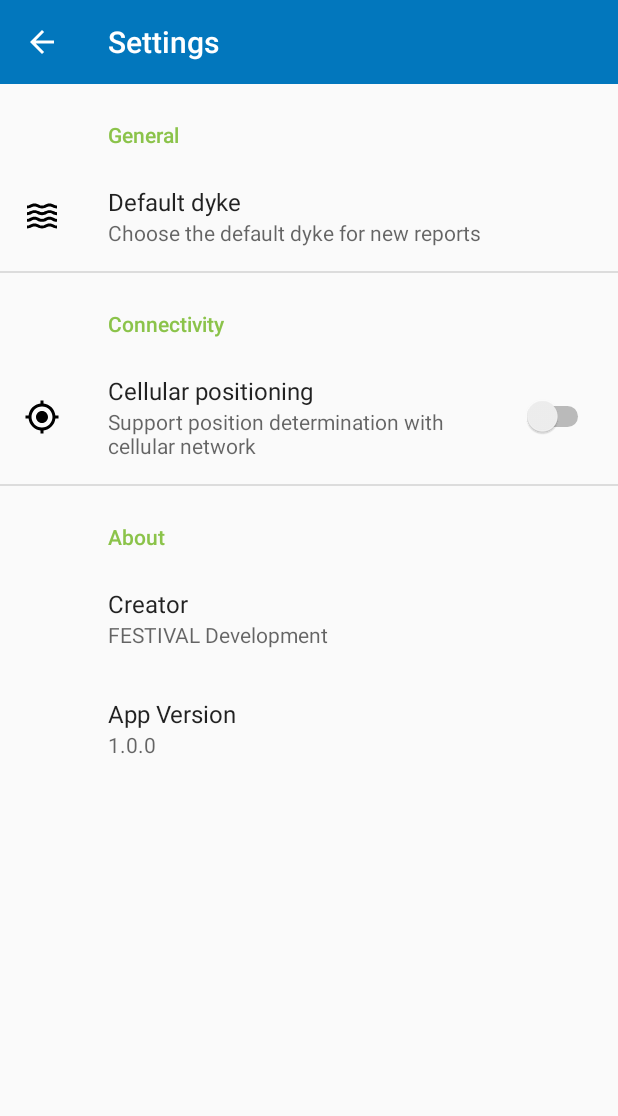
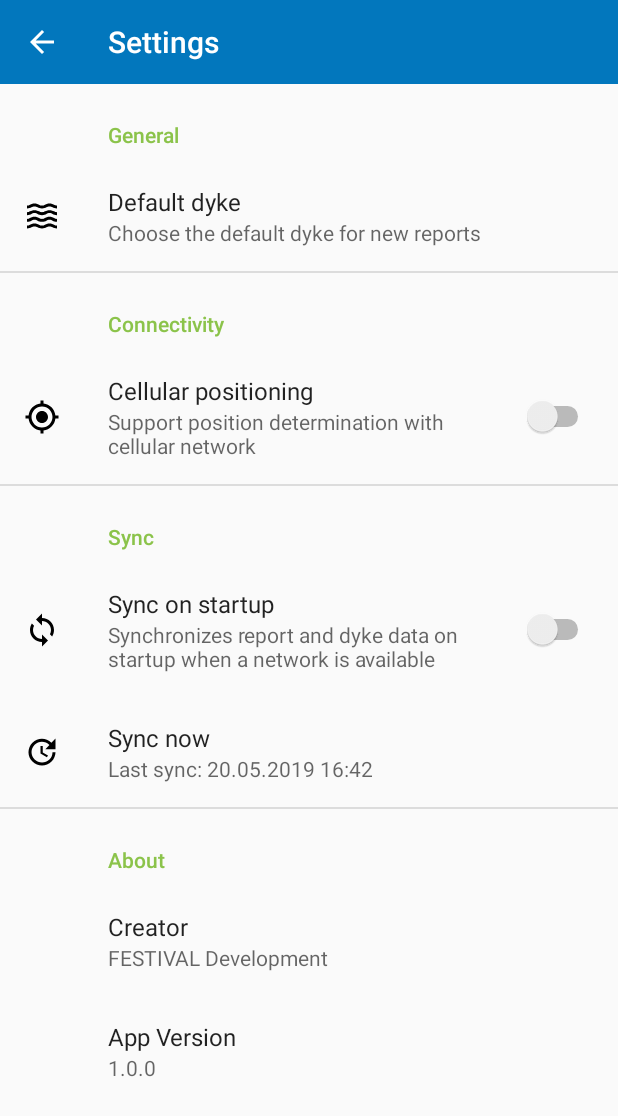
Before and after one commit to festivaledu/Deichkind, an Android app: the SettingsFragment screen opened directly, with no data from a screen before it, on a phone screen of 412 x 824 dp. Shown: the top 1116 px of the screen. Run offline under Robolectric (Android 15) with nearby library versions, the phone set to English and light mode, and no system bars; our stand-ins replace androidx.preference; network calls fail.

Commit message:
Fix whatever just happened

```diff
--- a/client/app/src/main/res/xml/app_resources.xml
+++ b/client/app/src/main/res/xml/app_resources.xml
@@ -21,7 +21,20 @@
         />
     </PreferenceCategory>
 
+    <PreferenceCategory android:title="Sync">
+        <SwitchPreference
+                android:key="sync-data-on-startup-if-network-available"
+                android:icon="@drawable/ic_sync_black_24dp"
+                android:title="Sync on startup"
+                android:summary="Synchronizes report and dyke data on startup when a network is available"
         />
+        <Preference
+                android:icon="@drawable/ic_update_black_24dp"
+                android:title="Sync now"
+                android:summary="Last sync: 20.05.2019 16:42"
+        />
+    </PreferenceCategory>
+
     <PreferenceCategory android:title="About">
         <Preference
                 android:title="Creator"
```
